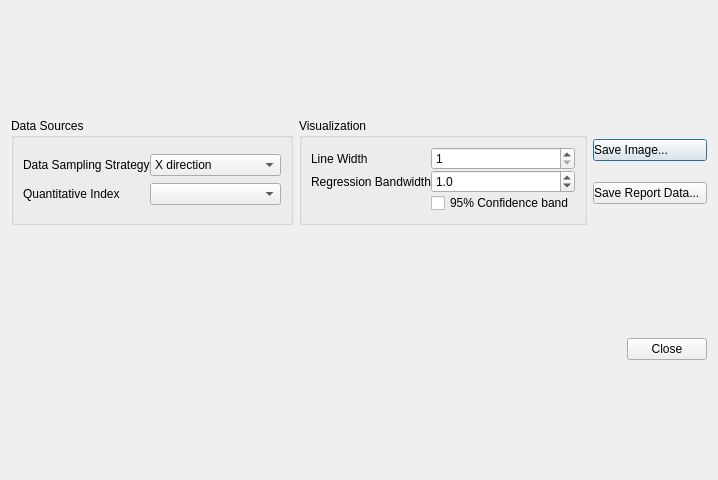
The window that tracking/tract_report.ui (frankyeh/DSI-Studio) describes before a commit, drawn with Qt 5.
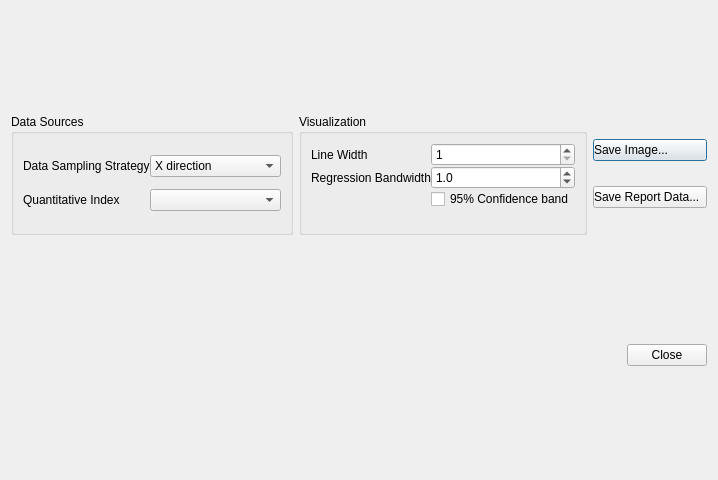
The same window after the commit.

Commit message: [gui] update tract profile

```diff
--- a/tracking/tract_report.ui
+++ b/tracking/tract_report.ui
@@ -181,6 +181,13 @@
           </item>
          </layout>
         </item>
+        <item row="1" column="0">
+         <widget class="QLabel" name="along_tract_dir">
+          <property name="text">
+           <string> </string>
+          </property>
+         </widget>
+        </item>
        </layout>
       </widget>
      </item>
```
The commit also changes 3 other files.
